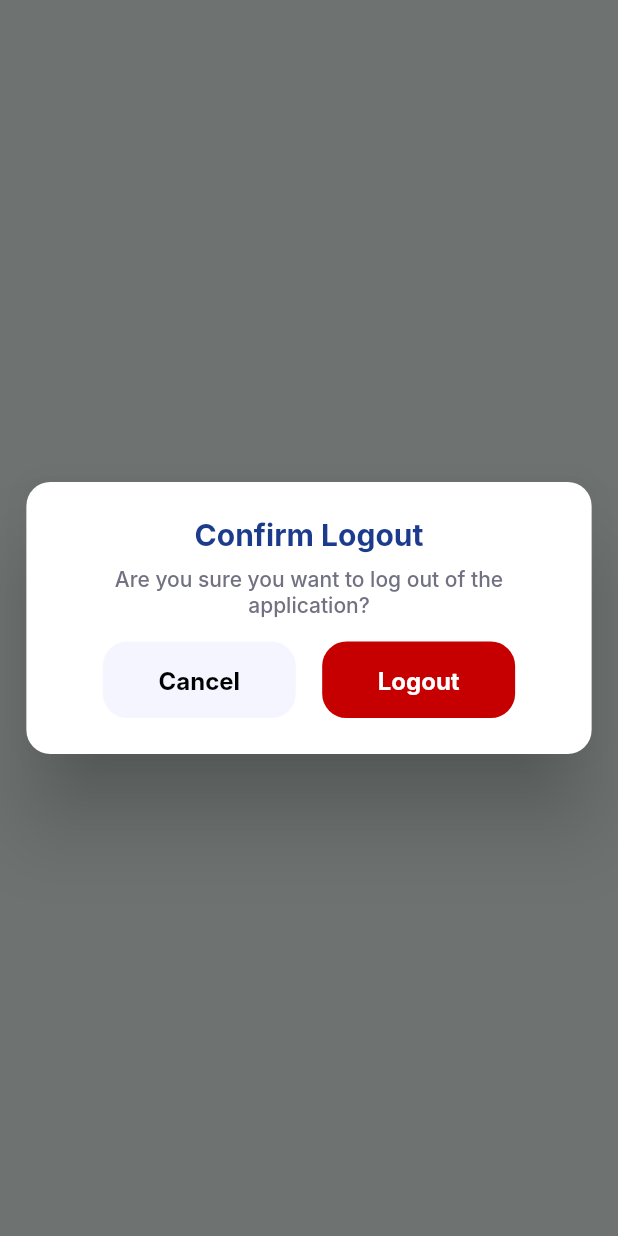
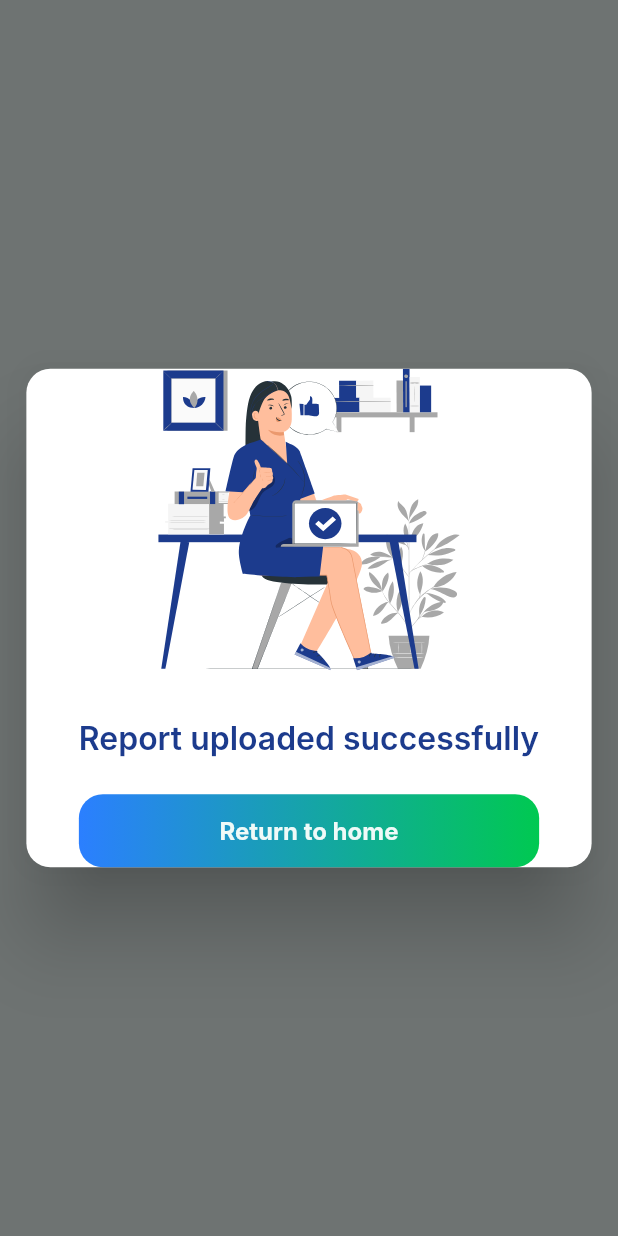
Before and after one commit to MarianAdly21/organ-link, a Flutter app: what showAppDialog() shows on an empty page, opened directly with empty values, on a phone screen of 412 x 824 dp. Run offline on Flutter 3.47's test engine with Material 3 defaults, Android fonts, the phone set to English and light mode, and no system bars; our stand-ins replace cached_network_image, device_info_plus, dio, dotted_border, dropdown_button2, equatable and 13 more; accounts and stored records are empty; Roboto replaces fonts that are missing (Inter).

Commit message:
done upload report confarmation ui

```diff
--- a/lib/_core/widgets/base_dialog_widget.dart
+++ b/lib/_core/widgets/base_dialog_widget.dart
@@ -8,6 +8,7 @@ Future<void> showAppDialog({
   required BuildContext context,
   required BaseDialogWidget dialogWidget,
   required bool Function() shouldPopCallback,
+  EdgeInsetsGeometry? contentPadding,
 }) async {
   await showDialog(
     context: context,
@@ -21,7 +22,7 @@ Future<void> showAppDialog({
             borderRadius: BorderRadius.circular(16),
           ),
           insetPadding:  EdgeInsets.all(16.w),
-          contentPadding: const EdgeInsets.symmetric(
+          contentPadding:contentPadding?? const EdgeInsets.symmetric(
             horizontal: 16,
             vertical: 24,
           ),
--- /dev/null
+++ b/lib/features/hospital_flow/upload_files/screen/upload_report_confarmation_screen.dart
@@ -0,0 +1,50 @@
+import 'package:flutter/material.dart';
+import 'package:flutter_screenutil/flutter_screenutil.dart';
+import 'package:flutter_svg/svg.dart';
+import 'package:organ_link/_core/extensions/extension_localization.dart';
+import 'package:organ_link/_core/extensions/extension_theme.dart';
+import 'package:organ_link/_core/widgets/base_dialog_widget.dart';
+import 'package:organ_link/features/widgets/app_buttons/app_button_with_gradient_colors.dart';
+import 'package:organ_link/res/app_asset_paths.dart';
+import 'package:organ_link/utils/locale/app_localization_keys.dart';
+
+class UploadReportConfirmationDialogScreen extends BaseDialogWidget {
+  const UploadReportConfirmationDialogScreen({super.key});
+
+  @override
+  BaseDialogState<BaseDialogWidget> baseDialogCreateState() =>
+      _LogoutConfirmationDialogScreenState();
+}
+
+class _LogoutConfirmationDialogScreenState
+    extends BaseDialogState<UploadReportConfirmationDialogScreen> {
+  @override
+  Widget baseDialogBuild(BuildContext context) {
+    return Column(
+      children: [
+        SvgPicture.asset(AppAssetPaths.doneImage),
+        Padding(
+          padding: EdgeInsets.only(top: 32.h, bottom: 24.h),
+          child: FittedBox(
+            child: Text(
+              context.translate(LocalizationKeys.reportUploadedSuccess),
+              maxLines: 1,
+              style: context.textTheme.bodyLarge!.copyWith(
+                fontSize: 24,
+
+                fontWeight: FontWeight.w600,
+              ),
+            ),
+          ),
+        ),
+
+        AppButtonWithGradientColors(
+          onTap: () {
+            Navigator.pop(context);
+          },
+          text: context.translate(LocalizationKeys.goHome),
+        ),
+      ],
+    );
+  }
+}
--- a/lib/features/user_flow/settings/screen/settings_screen.dart
+++ b/lib/features/user_flow/settings/screen/settings_screen.dart
@@ -4,10 +4,10 @@ import 'package:organ_link/_core/extensions/extension_localization.dart';
 import 'package:organ_link/_core/extensions/extension_theme.dart';
 import 'package:organ_link/_core/widgets/base_dialog_widget.dart';
 import 'package:organ_link/_core/widgets/base_stateful_screen_widget.dart';
+import 'package:organ_link/features/shared_screens/log_out_confirmation/log_out_confirmationDialog_screen.dart';
 import 'package:organ_link/features/user_flow/widget/base_body_scaffold.dart';
 import 'package:organ_link/features/widgets/data_row_with_divider.dart';
 import 'package:organ_link/features/widgets/data_section.dart';
-import 'package:organ_link/features/widgets/app_buttons/app_buttons.dart';
 import 'package:organ_link/features/widgets/container_with_shadow.dart';
 import 'package:organ_link/features/widgets/custom_divider_widget.dart';
 import 'package:organ_link/features/widgets/log_out_Widget.dart';
@@ -141,6 +141,11 @@ class _SettingsScreenState extends BaseScreenState<SettingsScreen> {
     );
   }
 
+  ///////////////////////////////////////////////////////////
+  /////////////////// Helper Method ////////////////////////
+  ///////////////////////////////////////////////////////////
+
+
   Future<void> _logoutConfirmation() {
     return showAppDialog(
       context: context,
@@ -151,79 +156,3 @@ class _SettingsScreenState extends BaseScreenState<SettingsScreen> {
     );
   }
 }
-
-class LogoutConfirmationDialogScreen extends BaseDialogWidget {
-  const LogoutConfirmationDialogScreen({super.key});
-
-  @override
-  BaseDialogState<BaseDialogWidget> baseDialogCreateState() =>
-      _LogoutConfirmationDialogScreenState();
-}
-
-class _LogoutConfirmationDialogScreenState
-    extends BaseDialogState<LogoutConfirmationDialogScreen> {
-  @override
-  Widget baseDialogBuild(BuildContext context) {
-    return Column(
-      children: [
-        Text(
-          context.translate(LocalizationKeys.confirmLogoutTitle),
-          style: context.textTheme.bodyLarge,
-        ),
-        SizedBox(height: 8.h),
-        Text(
-          textAlign: TextAlign.center,
-          context.translate(
-            LocalizationKeys.areYouSureYouWantToLogOutOfTheApplication,
-          ),
-          style: context.textTheme.labelMedium!.copyWith(
-            color: AppColors.grayText,
-          ),
-        ),
-        SizedBox(height: 16.h),
-        Row(
-          mainAxisAlignment: MainAxisAlignment.center,
-          children: [
-            _dialogBtn(
-              text: LocalizationKeys.cancel,
-              onTap: () {
-                Navigator.pop(context);
-              },
-              backgroundColor: AppColors.cancelBtnBG,
-              textColor: AppColors.blackText,
-            ),
-            SizedBox(width: 16.w),
-            _dialogBtn(
-              text: LocalizationKeys.confirmLogout,
-              onTap: () {},
-              backgroundColor: AppColors.backgroundForLogoutButton,
-              textColor: Colors.white,
-            ),
-          ],
-        ),
-      ],
-    );
-  }
-
-  Widget _dialogBtn({
-    required String text,
-    required Color? textColor,
-    required Color? backgroundColor,
-    required void Function() onTap,
-  }) {
-    return Expanded(
-      child: AppElevatedButton(
-        onPressed: onTap,
-        color: backgroundColor,
-        padding: EdgeInsets.symmetric(vertical: 16),
-        label: FittedBox(
-          fit: BoxFit.scaleDown,
-          child: Text(
-            context.translate(text),
-            style: context.textTheme.bodyMedium!.copyWith(color: textColor),
-          ),
-        ),
-      ),
-    );
-  }
-}
--- a/lib/res/app_asset_paths.dart
+++ b/lib/res/app_asset_paths.dart
@@ -40,4 +40,6 @@ class AppAssetPaths {
   /// Upload Icon
   static const uploadIcon = "assets/icons/upload_icon.svg";
   static const arrowIcon = "assets/icons/assets/icons/arrow_icon.svg";
+  static const doneImage = "assets/images/done_image.svg";
+
 }
--- a/lib/utils/locale/app_localization_keys.dart
+++ b/lib/utils/locale/app_localization_keys.dart
@@ -161,4 +161,6 @@ class LocalizationKeys {
   static const importantInfoText = "important_info_text";
   static const uploadButton = "upload_button";
   static const cancelButton = "cancel_button";
+ static const reportUploadedSuccess="report_uploaded_success";
+  static const goHome="go_home";
 }
--- a/locale/ar.json
+++ b/locale/ar.json
@@ -151,7 +151,10 @@
 "important_info_title": "معلومات مهمة",
 "important_info_text": "سيتم إرسال هذا التقرير تلقائياً إلى نظام الذكاء الاصطناعي للتحليل والمطابقة. تأكد من وضوح الصور والتقارير قبل الرفع.",
 "upload_button": "رفع التقرير",
-"cancel_button": "إلغاء"
+"cancel_button": "إلغاء",
+"report_uploaded_success": "تم رفع التقرير بنجاح",
+"go_home": "العودة للمنزل"
+
 
 
 
--- a/locale/en.json
+++ b/locale/en.json
@@ -151,7 +151,9 @@
 "important_info_title": "Important information",
 "important_info_text": "This report will be automatically sent to the AI system for analysis and matching. Please ensure images and reports are clear before uploading.",
 "upload_button": "Upload report",
-"cancel_button": "Cancel"
+"cancel_button": "Cancel",
+"report_uploaded_success": "Report uploaded successfully",
+"go_home": "Return to home"
 
 
 
```
Also changed, not shown: lib/features/hospital_flow/upload_files/screen/upload_files_screen.dart (+16 -3 lines), lib/features/shared_screens/log_out_confirmation/log_out_confirmationDialog_screen.dart (added, +84 -0 lines), assets/images/done_image.svg (added).
